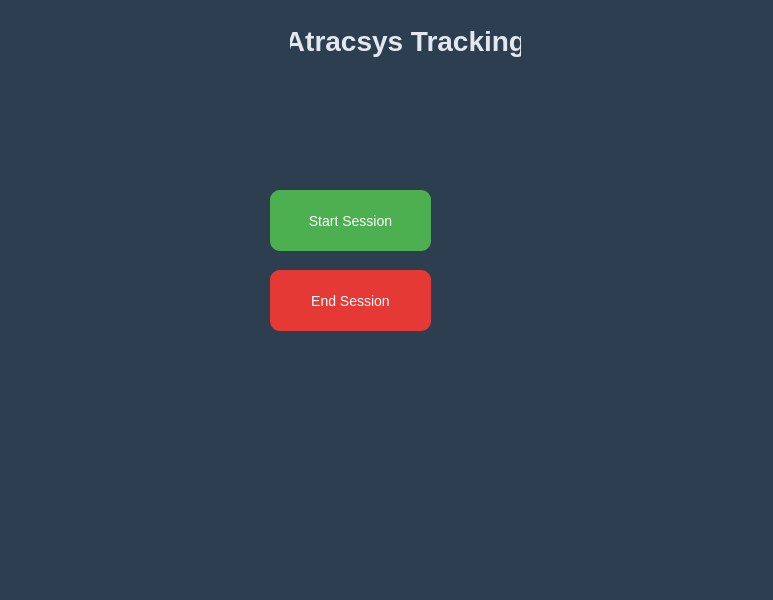
Old version of the form mainwindow.ui in the repository sabarim-arch/qt-atracsys-project.
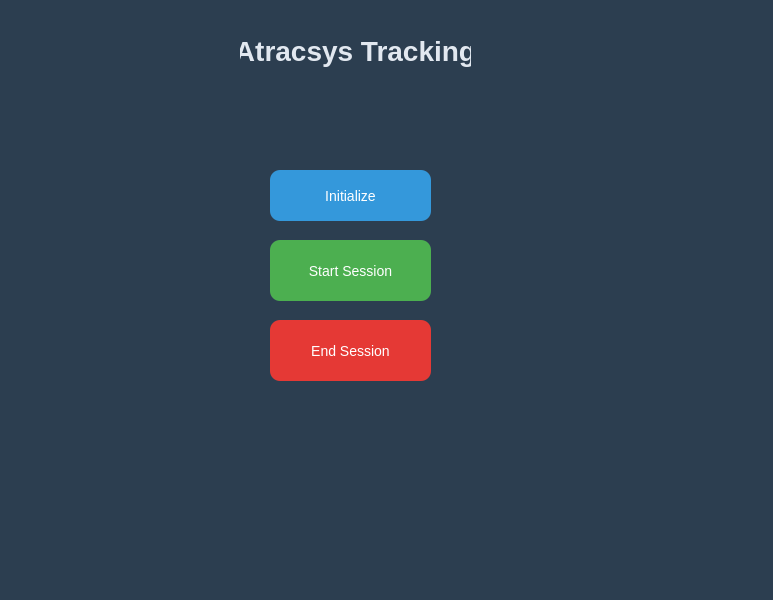
New version of the form.

Commit message: added Initialize button in ui

Diff of the .ui file:
```diff
--- a/mainwindow.ui
+++ b/mainwindow.ui
@@ -21,7 +21,7 @@
     <property name="geometry">
      <rect>
       <x>270</x>
-      <y>190</y>
+      <y>240</y>
       <width>161</width>
       <height>61</height>
      </rect>
@@ -49,7 +49,7 @@
     <property name="geometry">
      <rect>
       <x>270</x>
-      <y>270</y>
+      <y>320</y>
       <width>161</width>
       <height>61</height>
      </rect>
@@ -76,8 +76,8 @@
    <widget class="QLabel" name="statusLabel">
     <property name="geometry">
      <rect>
-      <x>290</x>
-      <y>20</y>
+      <x>240</x>
+      <y>30</y>
       <width>231</width>
       <height>41</height>
      </rect>
@@ -97,6 +97,35 @@
      <set>Qt::AlignmentFlag::AlignCenter</set>
     </property>
    </widget>
+   <widget class="QPushButton" name="initButton">
+    <property name="geometry">
+     <rect>
+      <x>270</x>
+      <y>170</y>
+      <width>161</width>
+      <height>51</height>
+     </rect>
+    </property>
+    <property name="styleSheet">
+     <string notr="true">#initButton {
+    background-color: #3498db;   /* 🔵 blue */
+    color: white;
+    border-radius: 10px;
+    padding: 12px;
+    font-size: 14px;
+    border: none;
+}
+
+/* 🔥 Hover (lighter blue + glow feel) */
+#initButton:hover {
+    background-color: #5dade2;
+    border: 2px solid #85c1e9;
+}</string>
+    </property>
+    <property name="text">
+     <string>Initialize</string>
+    </property>
+   </widget>
   </widget>
   <widget class="QMenuBar" name="menubar">
    <property name="geometry">
```
The commit also changes 1 other file.
